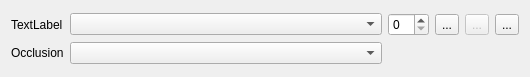
First picture: the form in editor/gui/palettematerial.ui, repository ensisoft/detonator, before the edit.
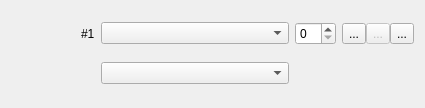
Second picture: the form after the edit. Icons and pictures are not drawn.

Commit message:
Add first version of tile preview to palette material widget
Add first version of tile preview to palette material widget in
tilemap widget.

Patch:
```diff
--- a/editor/gui/palettematerial.ui
+++ b/editor/gui/palettematerial.ui
@@ -6,8 +6,8 @@
    <rect>
     <x>0</x>
     <y>0</y>
-    <width>530</width>
-    <height>77</height>
+    <width>425</width>
+    <height>108</height>
    </rect>
   </property>
   <property name="sizePolicy">
@@ -25,13 +25,45 @@
   <property name="windowTitle">
    <string>Form</string>
   </property>
+  <layout class="QHBoxLayout" name="horizontalLayout">
+   <item>
   <layout class="QVBoxLayout" name="verticalLayout">
    <item>
+      <widget class="QLabel" name="preview">
+       <property name="sizePolicy">
+        <sizepolicy hsizetype="Preferred" vsizetype="Preferred">
+         <horstretch>0</horstretch>
+         <verstretch>0</verstretch>
+        </sizepolicy>
+       </property>
+       <property name="minimumSize">
+        <size>
+         <width>64</width>
+         <height>64</height>
+        </size>
+       </property>
+       <property name="maximumSize">
+        <size>
+         <width>64</width>
+         <height>64</height>
+        </size>
+       </property>
+       <property name="text">
+        <string/>
+       </property>
+       <property name="scaledContents">
+        <bool>true</bool>
+       </property>
+      </widget>
+     </item>
+    </layout>
+   </item>
+   <item>
     <layout class="QGridLayout" name="gridLayout">
      <item row="0" column="1">
       <widget class="QComboBox" name="cmbMaterial">
        <property name="sizePolicy">
-        <sizepolicy hsizetype="Preferred" vsizetype="Fixed">
+        <sizepolicy hsizetype="MinimumExpanding" vsizetype="Fixed">
          <horstretch>0</horstretch>
          <verstretch>0</verstretch>
         </sizepolicy>
@@ -41,6 +73,22 @@
        </property>
       </widget>
      </item>
+     <item row="1" column="1">
+      <widget class="QComboBox" name="cmbOcclusion"/>
+     </item>
+     <item row="0" column="2">
+      <widget class="QSpinBox" name="tileIndex">
+       <property name="sizePolicy">
+        <sizepolicy hsizetype="Maximum" vsizetype="Fixed">
+         <horstretch>0</horstretch>
+         <verstretch>0</verstretch>
+        </sizepolicy>
+       </property>
+       <property name="toolTip">
+        <string>Tilemap material tile index</string>
+       </property>
+      </widget>
+     </item>
      <item row="0" column="0">
       <widget class="QLabel" name="label">
        <property name="sizePolicy">
@@ -49,24 +97,20 @@
          <verstretch>0</verstretch>
         </sizepolicy>
        </property>
-       <property name="minimumSize">
-        <size>
-         <width>50</width>
-         <height>0</height>
-        </size>
-       </property>
        <property name="text">
-        <string>TextLabel</string>
+        <string>#1</string>
        </property>
       </widget>
      </item>
-     <item row="1" column="1">
-      <widget class="QComboBox" name="cmbOcclusion"/>
-     </item>
      <item row="0" column="3">
+      <layout class="QHBoxLayout" name="horizontalLayout_2">
+       <property name="spacing">
+        <number>0</number>
+       </property>
+       <item>
       <widget class="QToolButton" name="btnSelectMaterial">
        <property name="toolTip">
-        <string>Select palette index material</string>
+          <string>Select material at palette index</string>
        </property>
        <property name="text">
         <string>...</string>
@@ -80,7 +124,7 @@
        </property>
       </widget>
      </item>
-     <item row="0" column="4">
+       <item>
       <widget class="QToolButton" name="btnSetMaterialParams">
        <property name="enabled">
         <bool>false</bool>
@@ -97,20 +141,10 @@
        </property>
       </widget>
      </item>
-     <item row="0" column="2">
-      <widget class="QSpinBox" name="tileIndex">
-       <property name="sizePolicy">
-        <sizepolicy hsizetype="Maximum" vsizetype="Fixed">
-         <horstretch>0</horstretch>
-         <verstretch>0</verstretch>
-        </sizepolicy>
-       </property>
-      </widget>
-     </item>
-     <item row="0" column="5">
+       <item>
       <widget class="QToolButton" name="btnResetMaterial">
        <property name="toolTip">
-        <string>Reset palette material to 'Nothing'</string>
+          <string>Reset material to nothing at palette index</string>
        </property>
        <property name="text">
         <string>...</string>
@@ -127,12 +161,7 @@
        </property>
       </widget>
      </item>
-     <item row="1" column="0">
-      <widget class="QLabel" name="label_2">
-       <property name="text">
-        <string>Occlusion</string>
-       </property>
-      </widget>
+      </layout>
      </item>
     </layout>
    </item>
```
Left out of the diff: 1 changed line with no effect on the pictures. Lines whose indentation alone changed are shown as unchanged. The commit also changes 6 other files.
